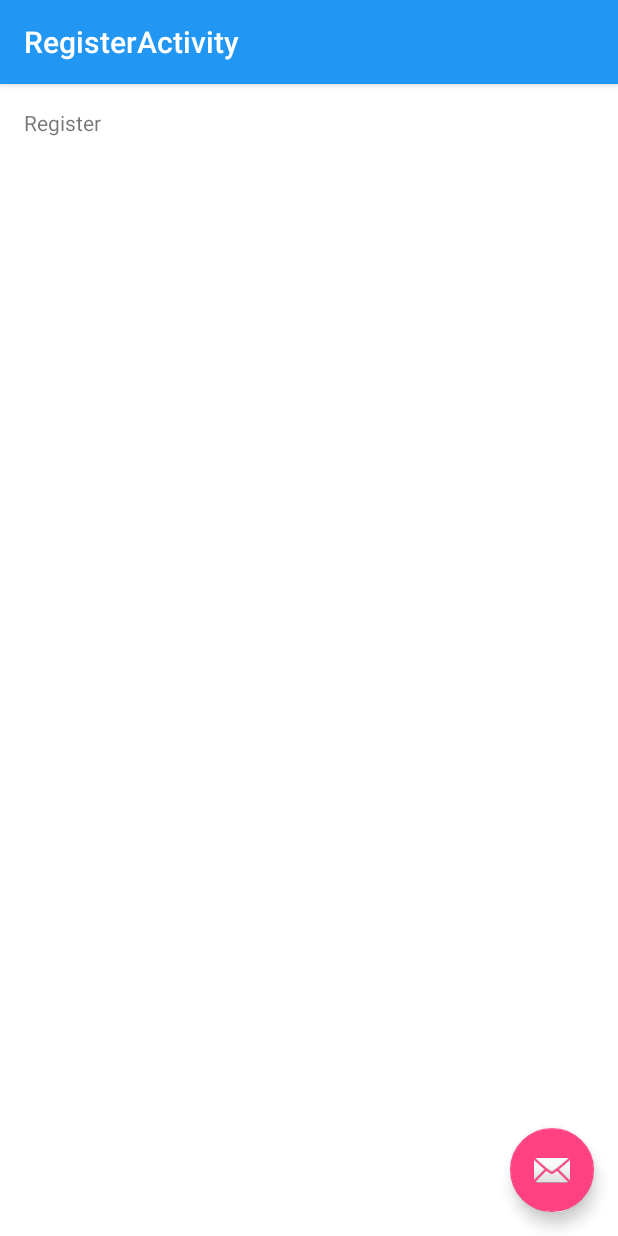
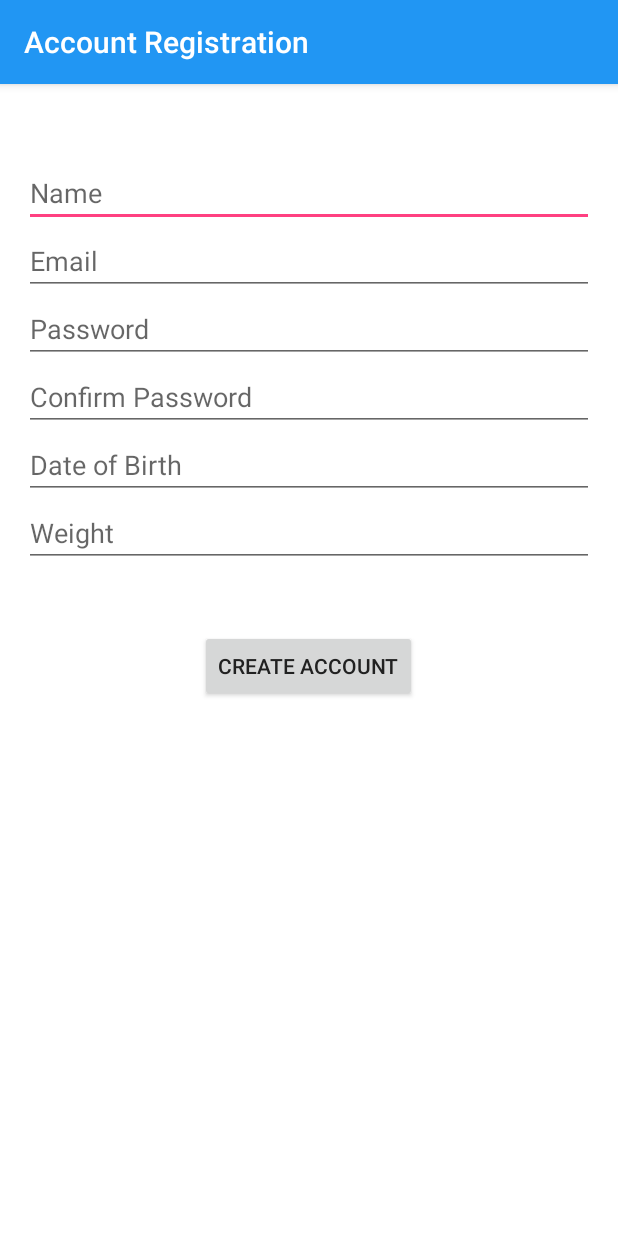
Before and after one commit to CAPTAIN713/VitaCheck, an Android app: the RegisterActivity screen opened directly, with no data from a screen before it, on a phone screen of 412 x 824 dp. Run offline under Robolectric (Android 15) with nearby library versions, the phone set to English and light mode, and no system bars.

Commit message:
Added Register Buttons

```diff
--- a/app/build.gradle
+++ b/app/build.gradle
@@ -26,4 +26,6 @@ dependencies {
     compile 'com.android.support:design:23.1.0'
     compile 'com.android.support:support-v4:23.1.0'
     compile 'com.android.support:recyclerview-v7:23.1.0'
+    compile 'com.parse.bolts:bolts-android:1.+'
+    compile 'com.parse:parse-android:1.+'
 }
--- a/app/src/main/AndroidManifest.xml
+++ b/app/src/main/AndroidManifest.xml
@@ -6,6 +6,8 @@
     <uses-permission android:name="android.permission.GET_ACCOUNTS" />
     <uses-permission android:name="android.permission.READ_PROFILE" />
     <uses-permission android:name="android.permission.READ_CONTACTS" />
+    <uses-permission android:name="android.permission.INTERNET" />
+    <uses-permission android:name="android.permission.ACCESS_NETWORK_STATE" />
 
     <application
         android:allowBackup="true"
--- a/app/src/main/java/vitacheck/vitacheck/LoginActivity.java
+++ b/app/src/main/java/vitacheck/vitacheck/LoginActivity.java
@@ -29,6 +29,9 @@ import android.widget.Button;
 import android.widget.EditText;
 import android.widget.TextView;
 import android.widget.Toast;
+
+import com.parse.Parse;
+import com.parse.ParseObject;
 
 import java.util.ArrayList;
 import java.util.List;
@@ -103,6 +106,10 @@ public class LoginActivity extends AppCompatActivity implements LoaderCallbacks<
 
         mLoginFormView = findViewById(R.id.login_form);
         mProgressView = findViewById(R.id.login_progress);
+
+        // Enable Local Datastore.
+        Parse.enableLocalDatastore(this);
+        Parse.initialize(this, "xJQq6UTUqt4IxtnQPmOTWAqtJAVmXHZtbVFhtDdb", "h56YvQcc77YsEmYj0RbfuJuDut8MUA5IXECwVqoP");
     }
 
     private void populateAutoComplete() {
@@ -366,6 +373,11 @@ public class LoginActivity extends AppCompatActivity implements LoaderCallbacks<
 
             if (success) {
                 //go to main activity
+
+                ParseObject testObject = new ParseObject("TestObject");
+                testObject.put("foo", "bar");
+                testObject.saveInBackground();
+
                 Intent myIntent = new Intent(LoginActivity.this ,MainActivity.class);
                 startActivity(myIntent);
                 finish();
--- a/app/src/main/java/vitacheck/vitacheck/RegisterActivity.java
+++ b/app/src/main/java/vitacheck/vitacheck/RegisterActivity.java
@@ -6,6 +6,7 @@ import android.support.design.widget.Snackbar;
 import android.support.v7.app.AppCompatActivity;
 import android.support.v7.widget.Toolbar;
 import android.view.View;
+import android.widget.Button;
 
 public class RegisterActivity extends AppCompatActivity {
 
@@ -16,14 +17,7 @@ public class RegisterActivity extends AppCompatActivity {
         Toolbar toolbar = (Toolbar) findViewById(R.id.toolbar);
         setSupportActionBar(toolbar);
 
-        FloatingActionButton fab = (FloatingActionButton) findViewById(R.id.fab);
-        fab.setOnClickListener(new View.OnClickListener() {
-            @Override
-            public void onClick(View view) {
-                Snackbar.make(view, "Replace with your own action", Snackbar.LENGTH_LONG)
-                        .setAction("Action", null).show();
-            }
-        });
+
     }
 
 }
--- a/app/src/main/res/layout/activity_register.xml
+++ b/app/src/main/res/layout/activity_register.xml
@@ -17,9 +17,4 @@
 
     <include layout="@layout/content_register" />
 
-    <android.support.design.widget.FloatingActionButton android:id="@+id/fab"
-        android:layout_width="wrap_content" android:layout_height="wrap_content"
-        android:layout_gravity="bottom|end" android:layout_margin="@dimen/fab_margin"
-        android:src="@android:drawable/ic_dialog_email" />
-
 </android.support.design.widget.CoordinatorLayout>
--- a/app/src/main/res/layout/content_register.xml
+++ b/app/src/main/res/layout/content_register.xml
@@ -9,11 +9,83 @@
     app:layout_behavior="@string/appbar_scrolling_view_behavior"
     tools:showIn="@layout/activity_register" tools:context="vitacheck.vitacheck.RegisterActivity">
 
-    <TextView
+
+    <EditText
         android:layout_width="wrap_content"
         android:layout_height="wrap_content"
-        android:text="Register"
-        android:id="@+id/textView"
-        android:layout_alignParentTop="true"
+        android:inputType="textPersonName"
+        android:ems="10"
+        android:id="@+id/register_name"
+        android:layout_marginTop="34dp"
+        android:hint="Name"
+        android:layout_alignParentEnd="true"
         android:layout_alignParentStart="true" />
+
+    <EditText
+        android:layout_width="wrap_content"
+        android:layout_height="wrap_content"
+        android:inputType="textEmailAddress"
+        android:ems="10"
+        android:id="@+id/register_email"
+        android:layout_below="@+id/register_name"
+        android:layout_alignParentStart="true"
+        android:hint="Email"
+        android:layout_alignParentEnd="true" />
+
+    <EditText
+        android:layout_width="wrap_content"
+        android:layout_height="wrap_content"
+        android:inputType="textPassword"
+        android:ems="10"
+        android:id="@+id/register_password"
+        android:hint="Password"
+        android:layout_below="@+id/register_email"
+        android:layout_alignParentStart="true"
+        android:layout_alignParentEnd="true" />
+
+    <EditText
+        android:layout_width="wrap_content"
+        android:layout_height="wrap_content"
+        android:inputType="textPassword"
+        android:ems="10"
+        android:id="@+id/register_confirm_password"
+        android:hint="Confirm Password"
+        android:layout_below="@+id/register_password"
+        android:layout_alignParentStart="true"
+        android:layout_alignParentEnd="true" />
+
+    <EditText
+        android:layout_width="wrap_content"
+        android:layout_height="wrap_content"
+        android:inputType="date"
+        android:ems="10"
+        android:id="@+id/register_date"
+        android:layout_below="@+id/register_confirm_password"
+        android:layout_alignParentStart="true"
+        android:editable="false"
+        android:hint="Date of Birth"
+        android:layout_alignParentEnd="true" />
+
+    <EditText
+        android:layout_width="wrap_content"
+        android:layout_height="wrap_content"
+        android:inputType="number"
+        android:ems="10"
+        android:id="@+id/register_weight"
+        android:layout_below="@+id/register_date"
+        android:layout_alignParentStart="true"
+        android:hint="Weight"
+        android:layout_alignParentEnd="true" />
+
+    <Button
+        android:layout_width="wrap_content"
+        android:layout_height="wrap_content"
+        android:text="Create Account"
+        android:id="@+id/register_create_account"
+        android:layout_below="@+id/register_weight"
+        android:layout_centerHorizontal="true"
+        android:layout_marginTop="42dp"
+        android:ellipsize="none" />
+
+
 </RelativeLayout>
--- a/app/src/main/res/values/strings.xml
+++ b/app/src/main/res/values/strings.xml
@@ -18,7 +18,7 @@
     <string name="prompt_password_confirm">Confirm Password</string>
     <string name="prompt_dob">Date of Birth</string>
     <string name="prompt_weight">Weight</string>
-    <string name="title_activity_register">RegisterActivity</string>
+    <string name="title_activity_register">Account Registration</string>
 
     <!--  Strings related to doctors -->
     <string name="doctor">Doctor</string>
```
Also changed, not shown: 1 other file.
